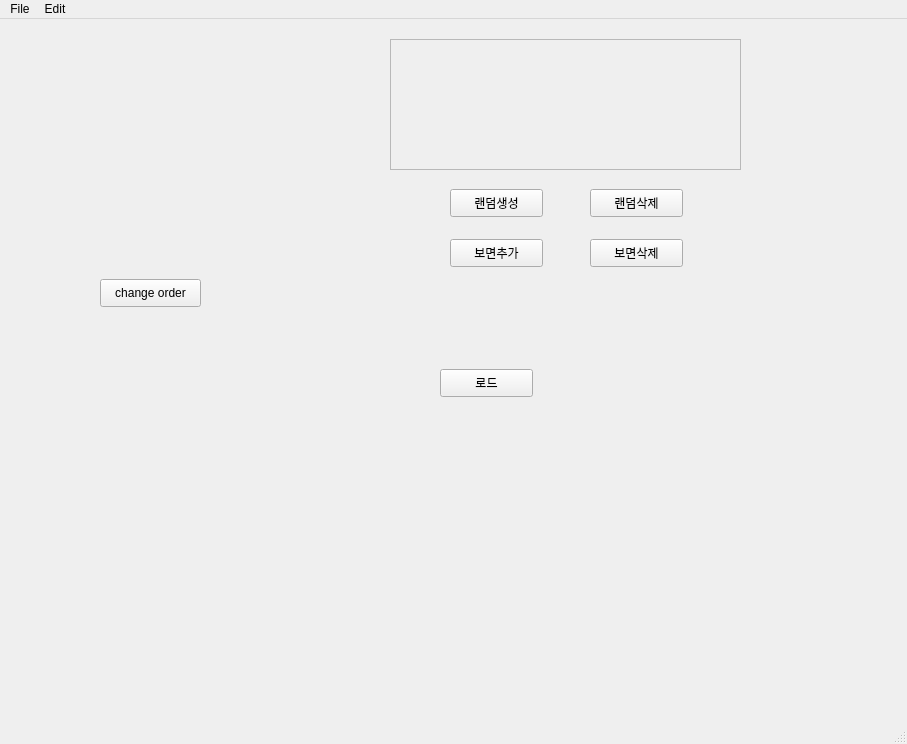
This is code/mainWindow.ui in Neutrinoant/TaikoEditor as Qt 5 draws it before an edit. The edited form follows.
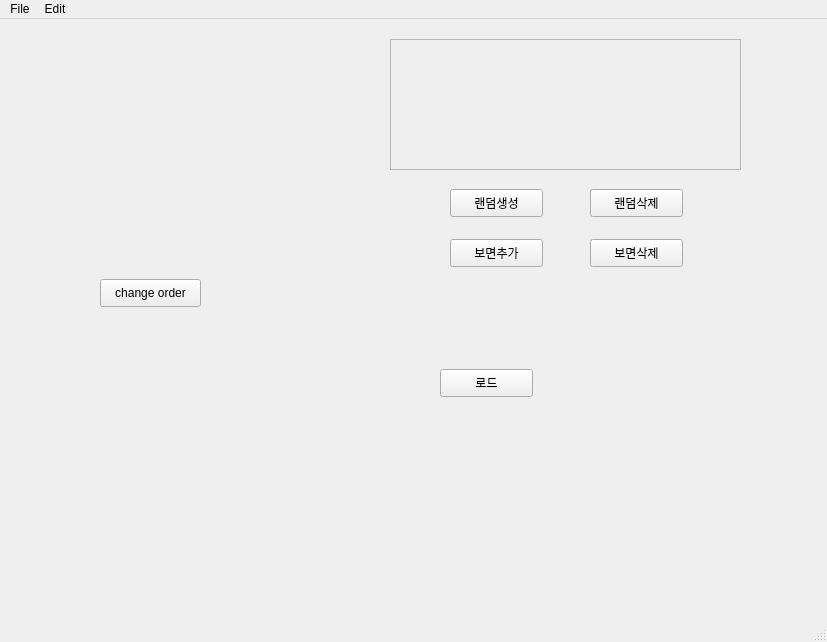
This is the edited form. Icons and pictures are not drawn.

The edit to the form file:
```diff
--- a/code/mainWindow.ui
+++ b/code/mainWindow.ui
@@ -6,8 +6,8 @@
    <rect>
     <x>0</x>
     <y>0</y>
-    <width>907</width>
-    <height>744</height>
+    <width>827</width>
+    <height>642</height>
    </rect>
   </property>
   <property name="windowTitle">
@@ -133,16 +133,19 @@
       <rect>
        <x>0</x>
        <y>0</y>
-       <width>48</width>
-       <height>50</height>
+       <width>349</width>
+       <height>129</height>
       </rect>
      </property>
      <property name="sizePolicy">
-      <sizepolicy hsizetype="Fixed" vsizetype="Fixed">
+      <sizepolicy hsizetype="Preferred" vsizetype="Preferred">
        <horstretch>0</horstretch>
        <verstretch>0</verstretch>
       </sizepolicy>
      </property>
+     <property name="layoutDirection">
+      <enum>Qt::LeftToRight</enum>
+     </property>
      <layout class="QHBoxLayout" name="horizontalLayout">
       <property name="spacing">
        <number>0</number>
@@ -229,7 +232,7 @@
     <rect>
      <x>0</x>
      <y>0</y>
-     <width>907</width>
+     <width>827</width>
      <height>26</height>
     </rect>
    </property>
```
Left out of the diff: 28 changed lines with no effect on the pictures.
